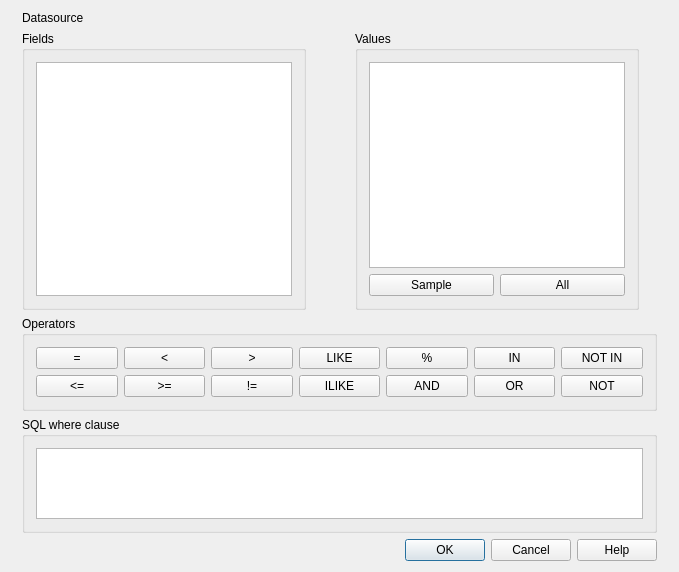
qgis/QGIS, file src/ui/qgsquerybuilderbase.ui: the form before one commit.
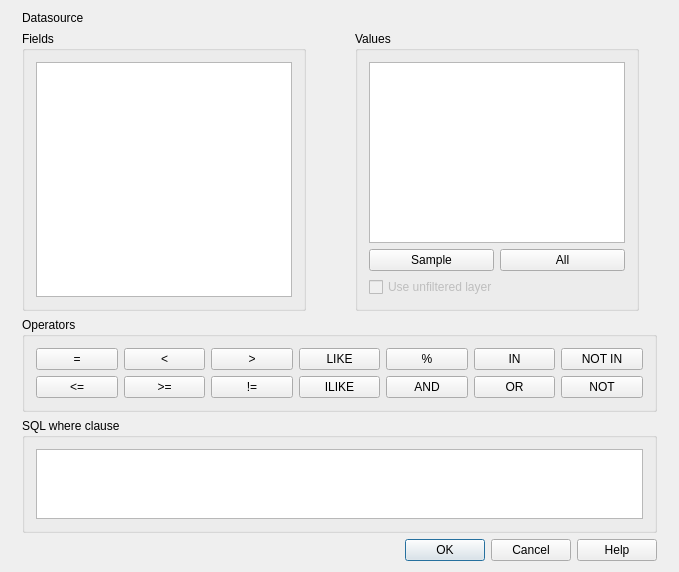
The form after the commit. Icons and pictures are not drawn.

Diff of the .ui file:
```diff
--- a/src/ui/qgsquerybuilderbase.ui
+++ b/src/ui/qgsquerybuilderbase.ui
@@ -125,6 +125,16 @@
         </property>
        </widget>
       </item>
+      <item row="2" column="0" colspan="2">
+       <widget class="QCheckBox" name="mUseUnfilteredLayer">
+        <property name="enabled">
+         <bool>false</bool>
+        </property>
+        <property name="text">
+         <string>Use unfiltered layer</string>
+        </property>
+       </widget>
+      </item>
      </layout>
     </widget>
    </item>
```
